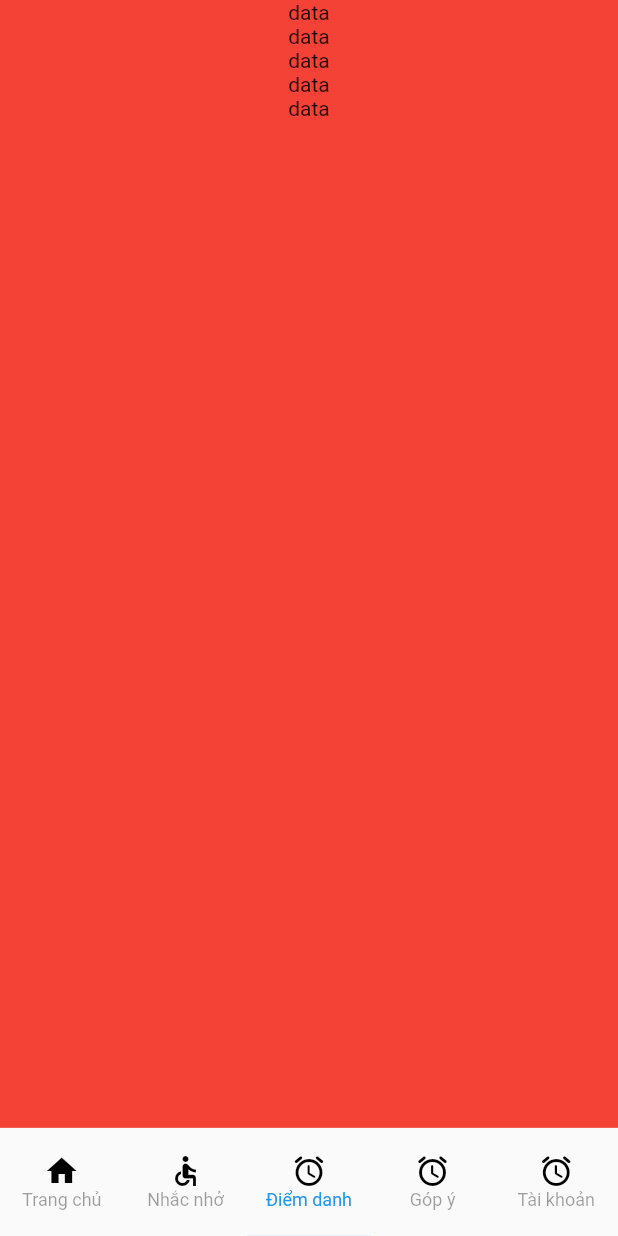
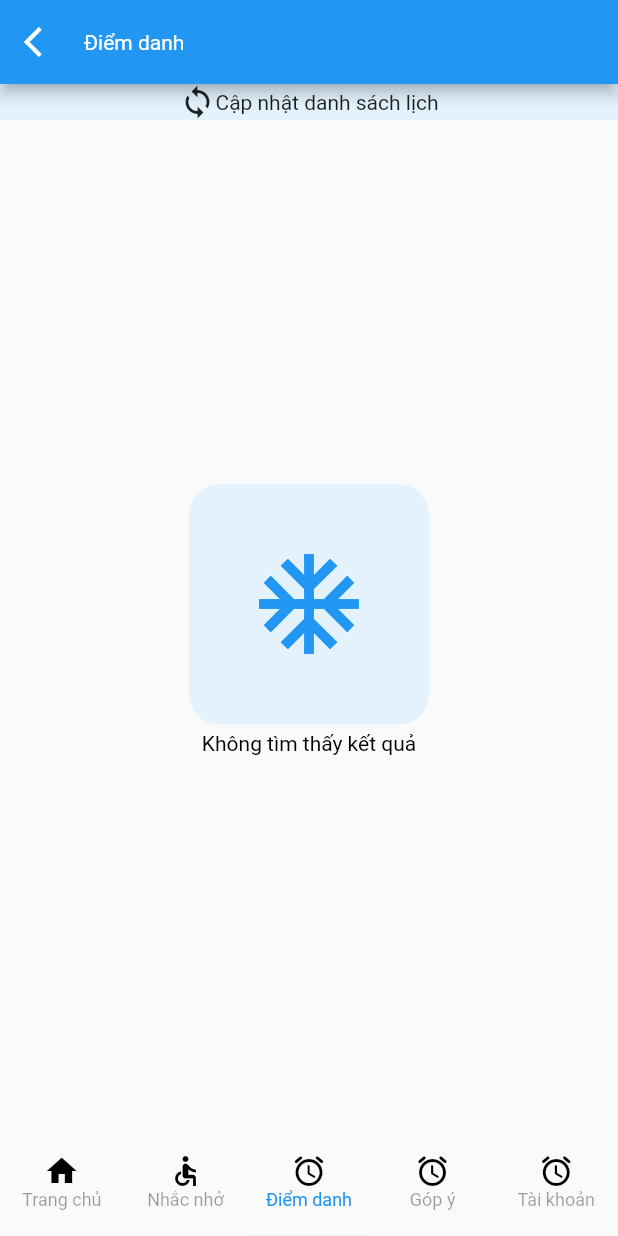
Before and after one commit to DoanpPhiHo/moblieapp, a Flutter app: the screen it shows after launch, item 3 of the bottom bar chosen, on a phone screen of 412 x 824 dp. Run offline on Flutter 3.47's test engine with Material 2 defaults, Android fonts, the light colour scheme and no system bars; our stand-ins replace rxdart.

Commit message:
update attendance fragment

```diff
--- /dev/null
+++ b/lib/src/fragments/AttendaceFragment.dart
@@ -0,0 +1,40 @@
+import 'package:app_asc/src/widgets/ThongBaoKhongCoData.dart';
+import 'package:flutter/material.dart';
+
+class AttendaceFragment extends StatelessWidget {
+  const AttendaceFragment({Key key}) : super(key: key);
+
+  @override
+  Widget build(BuildContext context) {
+    return Scaffold(
+      appBar: AppBar(
+        title: Text('Điểm danh'),
+        titleTextStyle: TextStyle(),
+        titleSpacing: 0,
+        leading: IconButton(
+          icon: Icon(Icons.arrow_back_ios),
+          onPressed: () {},
+        ),
+      ),
+      body: Column(children: [
+        Container(
+          decoration: BoxDecoration(color: Colors.blue[50]),
+          child: Center(
+            child: Row(
+              mainAxisAlignment: MainAxisAlignment.center,
+              children: [
+                Icon(Icons.sync),
+                Text('Cập nhật danh sách lịch'),
+              ],
+            ),
+          ),
+        ),
+        Expanded(
+          child: Center(
+            child: ThongBaoKhongCoData(text: 'Không tìm thấy kết quả'),
+          ),
+        ),
+      ]),
+    );
+  }
+}
--- a/lib/src/fragments/remind_fragments.dart
+++ b/lib/src/fragments/remind_fragments.dart
@@ -1,4 +1,4 @@
-import 'package:app_asc/src/widgets/ThongBaoKhongCoNhacNho.dart';
+import 'package:app_asc/src/widgets/ThongBaoKhongCoData.dart';
 import 'package:flutter/material.dart';
 
 class RemindFragment extends StatelessWidget {
@@ -16,7 +16,9 @@ class RemindFragment extends StatelessWidget {
           onPressed: () {},
         ),
       ),
-      body: ThongBaoKhongCoNhacNho(),
+      body: ThongBaoKhongCoData(
+        text: 'Chưa có thông báo',
+      ),
     );
   }
 }
--- a/lib/src/screens/home_screen.dart
+++ b/lib/src/screens/home_screen.dart
@@ -1,3 +1,4 @@
+import 'package:app_asc/src/fragments/AttendaceFragment.dart';
 import 'package:app_asc/src/fragments/home_fragments.dart';
 import 'package:app_asc/src/fragments/remind_fragments.dart';
 import 'package:flutter/material.dart';
@@ -63,6 +64,7 @@ class HomeScreen extends StatelessWidget {
           children: <Widget>[
             HomeFragment(),
             RemindFragment(),
+            AttendaceFragment(),
             Container(
               width: MediaQuery.of(context).size.width,
               height: MediaQuery.of(context).size.height,
@@ -78,7 +80,6 @@ class HomeScreen extends StatelessWidget {
               ),
             ),
             Icon(Icons.access_time_rounded),
-            Icon(Icons.youtube_searched_for_sharp),
           ],
         ),
       ),
--- a/lib/src/widgets/ThongBaoKhongCoNhacNho.dart
+++ b/lib/src/widgets/ThongBaoKhongCoData.dart
@@ -1,9 +1,8 @@
 import 'package:flutter/material.dart';
 
-class ThongBaoKhongCoNhacNho extends StatelessWidget {
-  const ThongBaoKhongCoNhacNho({
-    Key key,
-  }) : super(key: key);
+class ThongBaoKhongCoData extends StatelessWidget {
+  const ThongBaoKhongCoData({Key key, @required this.text}) : super(key: key);
+  final String text;
 
   @override
   Widget build(BuildContext context) {
@@ -29,7 +28,7 @@ class ThongBaoKhongCoNhacNho extends StatelessWidget {
             Padding(
               padding: EdgeInsets.all(5),
               child: Text(
-                'Chưa có thông báo',
+                text,
                 style: TextStyle(
                   color: Colors.black,
                 ),
```
Also changed, not shown: lib/src/fragments/attendance_fragments.dart (deleted).
